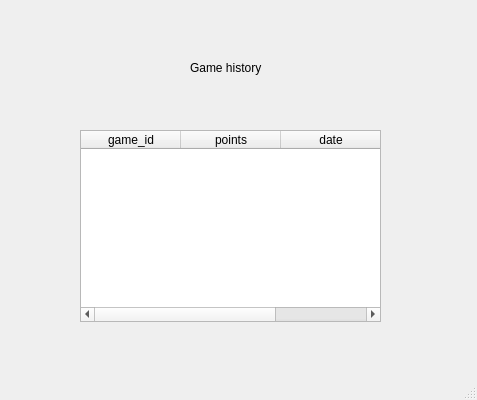
First picture: the form in Client/Client/Client/UserInfo.ui, repository ElenaLaura366/ProjectModernCpp, before the edit.
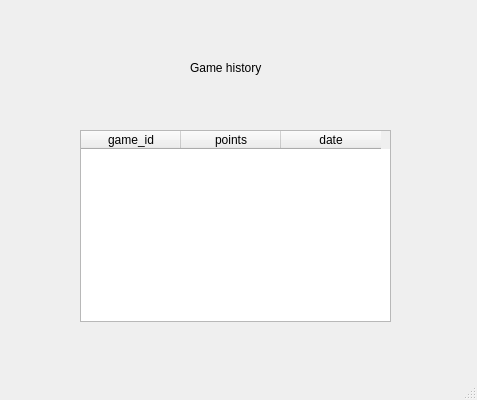
Second picture: the form after the edit.

Patch:
```diff
--- a/Client/Client/Client/UserInfo.ui
+++ b/Client/Client/Client/UserInfo.ui
@@ -19,7 +19,7 @@
      <rect>
       <x>80</x>
       <y>130</y>
-      <width>301</width>
+      <width>311</width>
       <height>192</height>
      </rect>
     </property>
```
